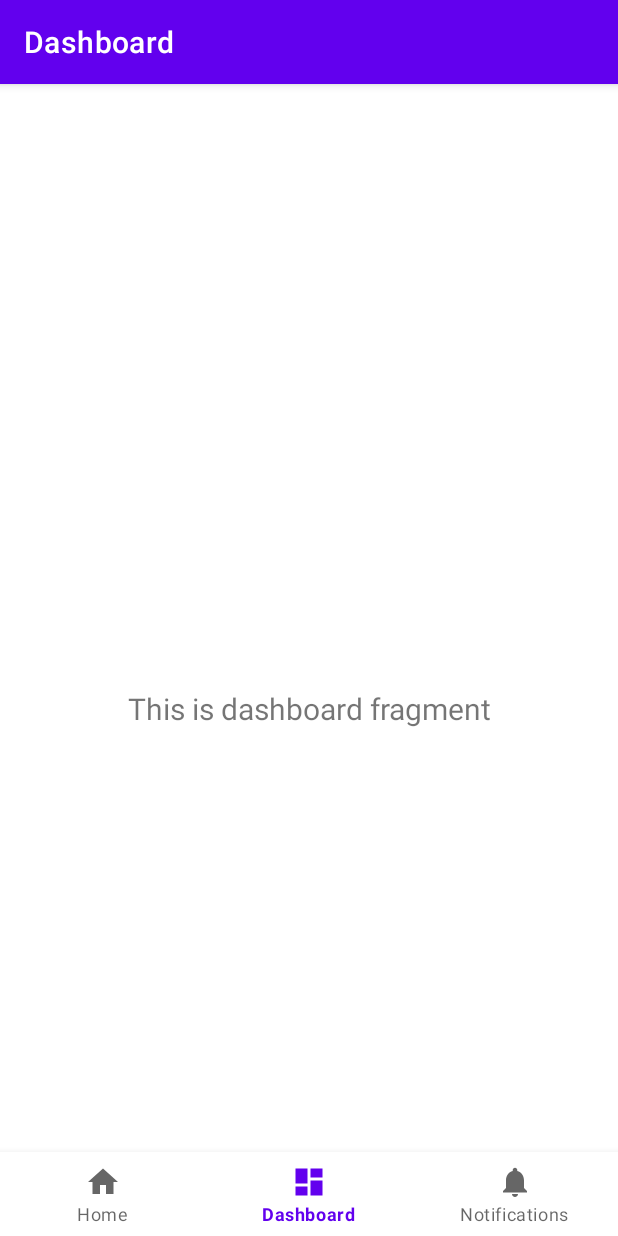
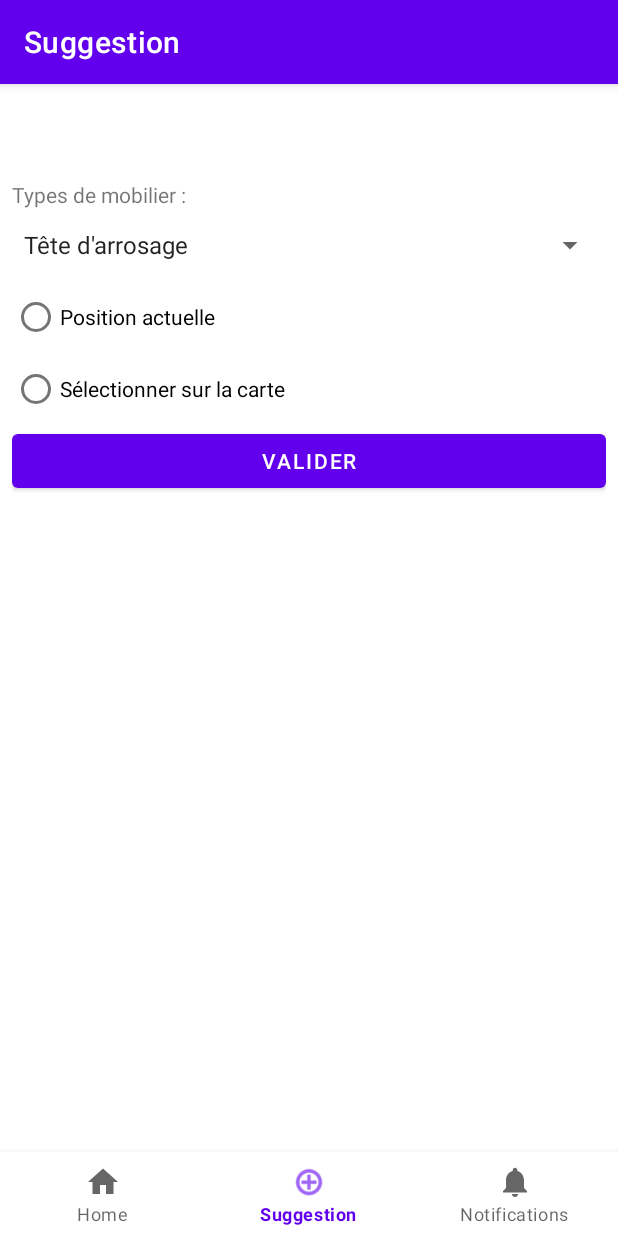
Before and after one commit to Ak-iu/SIG2022_APP, an Android app: the screen it shows after launch (MainActivity), item 2 of the bottom bar chosen, on a phone screen of 412 x 824 dp. Run offline under Robolectric (Android 15) with nearby library versions, the phone set to English and light mode, and no system bars; our stand-ins replace navigation-ui.

Commit message:
Suggestions remplace dashboard

```diff
--- a/app/src/main/java/com/example/sig2022_app/MainActivity.java
+++ b/app/src/main/java/com/example/sig2022_app/MainActivity.java
@@ -1,9 +1,7 @@
 package com.example.sig2022_app;
 
 import android.Manifest;
-import android.os.Build;
 import android.os.Bundle;
-import android.webkit.WebView;
 
 import com.google.android.material.bottomnavigation.BottomNavigationView;
 
@@ -31,7 +29,7 @@ public class MainActivity extends AppCompatActivity {
         // Passing each menu ID as a set of Ids because each
         // menu should be considered as top level destinations.
         AppBarConfiguration appBarConfiguration = new AppBarConfiguration.Builder(
-                R.id.navigation_home, R.id.navigation_dashboard, R.id.navigation_notifications)
+                R.id.navigation_home, R.id.navigation_suggestion, R.id.navigation_notifications)
                 .build();
         NavController navController = Navigation.findNavController(this, R.id.nav_host_fragment_activity_main);
         NavigationUI.setupActionBarWithNavController(this, navController, appBarConfiguration);
--- a/app/src/main/java/com/example/sig2022_app/WebAppInterface.java
+++ b/app/src/main/java/com/example/sig2022_app/WebAppInterface.java
@@ -1,25 +1,28 @@
 package com.example.sig2022_app;
 
-import android.content.Context;
 import android.content.Intent;
 import android.util.Log;
 import android.webkit.JavascriptInterface;
+
+import androidx.fragment.app.Fragment;
+
+import com.example.sig2022_app.ui.suggestion.SuggestionFragment;
 
 import org.json.JSONException;
 import org.json.JSONObject;
 
 public class WebAppInterface {
 
-    private final Context context;
+    private final Fragment fragment;
 
-    public WebAppInterface(Context context) {
-        this.context = context;
+    public WebAppInterface(Fragment fragment) {
+        this.fragment = fragment;
     }
 
     @JavascriptInterface
     public void sendDetailsPAV(String message) {
         try {
-            Intent intent = new Intent(context,DetailsPavActivity.class);
+            Intent intent = new Intent(fragment.getContext(),DetailsPavActivity.class);
             JSONObject json_pav = new JSONObject(message);
             intent.putExtra("objectid" , json_pav.getString("objectid"));
             intent.putExtra("modele_colonne" , json_pav.getString("modele_colonne"));
@@ -28,7 +31,7 @@ public class WebAppInterface {
             intent.putExtra("street_name" , json_pav.getString("street_name"));
             intent.putExtra("city_name" , json_pav.getString("city_name"));
             intent.putExtra("garbage_types", json_pav.getString("garbage_types"));
-            context.startActivity(intent);
+            fragment.getActivity().startActivity(intent);
         } catch (JSONException e) {
             Log.d("WebAppInterface",e.getMessage());
         }
@@ -37,13 +40,22 @@ public class WebAppInterface {
     @JavascriptInterface
     public void sendDetailsMobilier(String message) {
         try {
-            Intent intent = new Intent(context,DetailsMobilierActivity.class);
+            Intent intent = new Intent(fragment.getContext(),DetailsMobilierActivity.class);
             JSONObject json_pav = new JSONObject(message);
             intent.putExtra("objectid" , json_pav.getString("objectid"));
             intent.putExtra("descriptio" , json_pav.getString("descriptio"));
-            context.startActivity(intent);
+            fragment.getActivity().startActivity(intent);
         } catch (JSONException e) {
             Log.d("WebAppInterface",e.getMessage());
         }
     }
+
+    @JavascriptInterface
+    public void updatePos(String message) {
+        String[] split = message.split(",");
+        double lon = Double.parseDouble(split[0]);
+        double lat = Double.parseDouble(split[1]);
+        Log.d("lonlat",lon+";"+lat);
+        ((SuggestionFragment) fragment).updatePosMap(lon,lat);
+    }
 }
--- a/app/src/main/java/com/example/sig2022_app/ui/dashboard/DashboardFragment.java
+++ /dev/null
@@ -1,46 +0,0 @@
-package com.example.sig2022_app.ui.dashboard;
-
-import android.os.Bundle;
-import android.view.LayoutInflater;
-import android.view.View;
-import android.view.ViewGroup;
-import android.widget.TextView;
-
-import androidx.annotation.NonNull;
-import androidx.annotation.Nullable;
-import androidx.fragment.app.Fragment;
-import androidx.lifecycle.Observer;
-import androidx.lifecycle.ViewModelProvider;
-
-import com.example.sig2022_app.R;
-import com.example.sig2022_app.databinding.FragmentDashboardBinding;
-
-public class DashboardFragment extends Fragment {
-
-    private DashboardViewModel dashboardViewModel;
-    private FragmentDashboardBinding binding;
-
-    public View onCreateView(@NonNull LayoutInflater inflater,
-                             ViewGroup container, Bundle savedInstanceState) {
-        dashboardViewModel =
-                new ViewModelProvider(this).get(DashboardViewModel.class);
-
-        binding = FragmentDashboardBinding.inflate(inflater, container, false);
-        View root = binding.getRoot();
-
-        final TextView textView = binding.textDashboard;
-        dashboardViewModel.getText().observe(getViewLifecycleOwner(), new Observer<String>() {
-            @Override
-            public void onChanged(@Nullable String s) {
-                textView.setText(s);
-            }
-        });
-        return root;
-    }
-
-    @Override
-    public void onDestroyView() {
-        super.onDestroyView();
-        binding = null;
-    }
-}
--- a/app/src/main/java/com/example/sig2022_app/ui/home/HomeFragment.java
+++ b/app/src/main/java/com/example/sig2022_app/ui/home/HomeFragment.java
@@ -46,7 +46,7 @@ public class HomeFragment extends Fragment {
 
         WebView myWebView = (WebView) root.findViewById(R.id.map_webview);
         myWebView.getSettings().setJavaScriptEnabled(true);
-        myWebView.addJavascriptInterface(new WebAppInterface(binding.getRoot().getContext()), "Android");
+        myWebView.addJavascriptInterface(new WebAppInterface(this), "Android");
         myWebView.clearCache(true);
         myWebView.loadUrl("file:///android_asset/map_view.html");
 
--- /dev/null
+++ b/app/src/main/java/com/example/sig2022_app/ui/suggestion/SuggestionFragment.java
@@ -0,0 +1,140 @@
+package com.example.sig2022_app.ui.suggestion;
+
+import android.Manifest;
+import android.content.Context;
+import android.content.pm.PackageManager;
+import android.location.Location;
+import android.location.LocationManager;
+import android.os.Bundle;
+import android.util.Log;
+import android.view.LayoutInflater;
+import android.view.View;
+import android.view.ViewGroup;
+import android.webkit.WebView;
+import android.widget.ArrayAdapter;
+import android.widget.Spinner;
+import android.widget.Toast;
+
+import androidx.annotation.NonNull;
+import androidx.core.app.ActivityCompat;
+import androidx.fragment.app.Fragment;
+import androidx.lifecycle.ViewModelProvider;
+
+import com.example.sig2022_app.R;
+import com.example.sig2022_app.WebAppInterface;
+import com.example.sig2022_app.databinding.FragmentSuggestionBinding;
+
+public class SuggestionFragment extends Fragment {
+
+    private SuggestionViewModel suggestionViewModel;
+    private FragmentSuggestionBinding binding;
+
+    private double lon;
+    private double lat;
+    private boolean modifie;
+
+    public View onCreateView(@NonNull LayoutInflater inflater,
+                             ViewGroup container, Bundle savedInstanceState) {
+        suggestionViewModel =
+                new ViewModelProvider(this).get(SuggestionViewModel.class);
+
+        binding = FragmentSuggestionBinding.inflate(inflater, container, false);
+        View root = binding.getRoot();
+
+        Spinner spinner = root.findViewById(R.id.spinner_type);
+        ArrayAdapter<CharSequence> adapter = ArrayAdapter.createFromResource(root.getContext(), R.array.types_array, android.R.layout.simple_spinner_item);
+        adapter.setDropDownViewResource(android.R.layout.simple_spinner_dropdown_item);
+        spinner.setAdapter(adapter);
+
+        WebView webView = root.findViewById(R.id.map_pick_webview);
+        webView.getSettings().setJavaScriptEnabled(true);
+        webView.addJavascriptInterface(new WebAppInterface(this), "Android");
+        webView.clearCache(true);
+        webView.loadUrl("file:///android_asset/map_pick_view.html");
+
+        lon = 0;
+        lat = 0;
+        modifie = false;
+
+        root.findViewById(R.id.radioButton_pos_actuelle).setOnClickListener(this::onPosActuelleClick);
+        root.findViewById(R.id.radioButton_pos_manuelle).setOnClickListener(this::onPosManuelleClick);
+        root.findViewById(R.id.button_valider).setOnClickListener(this::valider);
+
+        return root;
+    }
+
+    @Override
+    public void onDestroyView() {
+        super.onDestroyView();
+        binding = null;
+    }
+
+    public void onPosActuelleClick(View view) {
+        view.getRootView().findViewById(R.id.map_pick_webview).setVisibility(View.INVISIBLE);
+
+        if (ActivityCompat.checkSelfPermission(view.getContext(), Manifest.permission.ACCESS_FINE_LOCATION) != PackageManager.PERMISSION_GRANTED
+                && ActivityCompat.checkSelfPermission(view.getContext(), Manifest.permission.ACCESS_COARSE_LOCATION) != PackageManager.PERMISSION_GRANTED) {
+            Toast.makeText(view.getContext(),"Permission d'accès au GPS refusée",Toast.LENGTH_LONG).show();
+            view.findViewById(R.id.radioButton_pos_actuelle).setActivated(false);
+            return;
+        }
+
+        LocationManager locationManager = (LocationManager) binding.getRoot().getContext().getSystemService(Context.LOCATION_SERVICE);
+        final boolean gpsEnabled = locationManager.isProviderEnabled(LocationManager.GPS_PROVIDER);
+        if (!gpsEnabled) {
+            Toast.makeText(view.getContext(),"Le GPS n'est pas activé",Toast.LENGTH_LONG).show();
+            view.findViewById(R.id.radioButton_pos_actuelle).setActivated(false);
+            return;
+        }
+        Location lastKnownLocation = locationManager.getLastKnownLocation(LocationManager.PASSIVE_PROVIDER);
+        lon = lastKnownLocation.getLongitude();
+        lat = lastKnownLocation.getLatitude();
+        modifie = true;
+    }
+
+    public void onPosManuelleClick(View view) {
+        view.getRootView().findViewById(R.id.map_pick_webview).setVisibility(View.VISIBLE);
+    }
+
+    public void updatePosMap(double lon, double lat) {
+        this.lon = lon;
+        this.lat = lat;
+        modifie = true;
+        Log.d("Position pick updated", lon+","+lat);
+    }
+
+    public void valider(View view) {
+        View root = view.getRootView();
+        if (!modifie) {
+            Toast.makeText(view.getContext(), "Veuillez sélectionner une position", Toast.LENGTH_LONG).show();
+            return;
+        }
+        String spinner_type = ((Spinner)root.findViewById(R.id.spinner_type)).getSelectedItem().toString();
+        String type = "";
+        switch (spinner_type) {
+            case "Tête d'arrosage" : type = "1S117"; break;
+            case "Banc public" : type = "3S111"; break;
+            case "Grille carrée arbre" : type = "3S098"; break;
+            case "Bac à fleurs rectangulaire" : type = "3S113"; break;
+            case "Jardinière ronde" : type = "2S112"; break;
+            case "Jeu d'enfant rectangulaire" : type = "3S115"; break;
+            case "Robinet ou vanne d'arrosage" : type = "1S119"; break;
+            case "Armoire d'arrosage" : type = "3S118"; break;
+            case "Jeu d'enfant rond" : type = "2S114"; break;
+            case "Statue, Monument" : type = "1S110"; break;
+            case "Grille ronde arbre" : type = "2S098"; break;
+            case "Jardinière suspendue" : type = "1S105"; break;
+            case "Colonne végétale" : type = "3S096"; break;
+            case "Jardinière sur poteau" : type = "1S106"; break;
+            case "Manège" : type = "2S116"; break;
+            case "Portique pour végétation" : type = "2S097"; break;
+            default: {
+                Toast.makeText(view.getContext(), "Veuillez sélectionner un type d'équipements", Toast.LENGTH_LONG).show();
+                return;
+            }
+        }
+        Log.d("Suggestion",type+";"+lon+";"+lat);
+        Toast.makeText(view.getContext(),"Suggestion enregistrée",Toast.LENGTH_LONG).show();
+        //TODO Envoyer à l'api
+    }
+}
--- a/app/src/main/java/com/example/sig2022_app/ui/dashboard/DashboardViewModel.java
+++ b/app/src/main/java/com/example/sig2022_app/ui/suggestion/SuggestionViewModel.java
@@ -1,16 +1,16 @@
-package com.example.sig2022_app.ui.dashboard;
+package com.example.sig2022_app.ui.suggestion;
 
 import androidx.lifecycle.LiveData;
 import androidx.lifecycle.MutableLiveData;
 import androidx.lifecycle.ViewModel;
 
-public class DashboardViewModel extends ViewModel {
+public class SuggestionViewModel extends ViewModel {
 
     private MutableLiveData<String> mText;
 
-    public DashboardViewModel() {
+    public SuggestionViewModel() {
         mText = new MutableLiveData<>();
-        mText.setValue("This is dashboard fragment");
+        mText.setValue("This is suggestion fragment");
     }
 
     public LiveData<String> getText() {
--- a/app/src/main/res/layout/fragment_dashboard.xml
+++ /dev/null
@@ -1,22 +0,0 @@
-<?xml version="1.0" encoding="utf-8"?>
-<androidx.constraintlayout.widget.ConstraintLayout xmlns:android="http://schemas.android.com/apk/res/android"
-    xmlns:app="http://schemas.android.com/apk/res-auto"
-    xmlns:tools="http://schemas.android.com/tools"
-    android:layout_width="match_parent"
-    android:layout_height="match_parent"
-    tools:context=".ui.dashboard.DashboardFragment">
-
-    <TextView
-        android:id="@+id/text_dashboard"
-        android:layout_width="match_parent"
-        android:layout_height="wrap_content"
-        android:layout_marginStart="8dp"
-        android:layout_marginTop="8dp"
-        android:layout_marginEnd="8dp"
-        android:textAlignment="center"
-        android:textSize="20sp"
-        app:layout_constraintBottom_toBottomOf="parent"
-        app:layout_constraintEnd_toEndOf="parent"
-        app:layout_constraintStart_toStartOf="parent"
-        app:layout_constraintTop_toTopOf="parent" />
-</androidx.constraintlayout.widget.ConstraintLayout>
--- /dev/null
+++ b/app/src/main/res/layout/fragment_suggestion.xml
@@ -0,0 +1,66 @@
+<?xml version="1.0" encoding="utf-8"?>
+<androidx.constraintlayout.widget.ConstraintLayout xmlns:android="http://schemas.android.com/apk/res/android"
+    xmlns:app="http://schemas.android.com/apk/res-auto"
+    xmlns:tools="http://schemas.android.com/tools"
+    android:layout_width="match_parent"
+    android:layout_height="match_parent"
+    tools:context=".ui.suggestion.SuggestionFragment">
+
+    <LinearLayout
+        android:layout_width="match_parent"
+        android:layout_height="match_parent"
+        android:layout_marginStart="8dp"
+        android:layout_marginTop="8dp"
+        android:layout_marginEnd="8dp"
+        android:layout_marginBottom="8dp"
+        android:orientation="vertical"
+        app:layout_constraintBottom_toBottomOf="parent"
+        app:layout_constraintEnd_toEndOf="parent"
+        app:layout_constraintStart_toStartOf="parent"
+        app:layout_constraintTop_toTopOf="parent">
+
+        <TextView
+            android:id="@+id/textView"
+            android:layout_width="match_parent"
+            android:layout_height="wrap_content"
+            android:text="@string/label_types" />
+
+        <Spinner
+            android:id="@+id/spinner_type"
+            android:layout_width="match_parent"
+            android:layout_height="wrap_content"
+            android:contentDescription="@string/type_de_mobiler"
+            android:minHeight="48dp"
+            android:spinnerMode="dialog" />
+
+        <RadioGroup
+            android:layout_width="match_parent"
+            android:layout_height="wrap_content">
+
+            <RadioButton
+                android:id="@+id/radioButton_pos_actuelle"
+                android:layout_width="match_parent"
+                android:layout_height="wrap_content"
+                android:text="@string/position_actuelle" />
+
+            <RadioButton
+                android:id="@+id/radioButton_pos_manuelle"
+                android:layout_width="match_parent"
+                android:layout_height="wrap_content"
+                android:text="@string/select_carte" />
+        </RadioGroup>
+
+        <Button
+            android:id="@+id/button_valider"
+            android:layout_width="match_parent"
+            android:layout_height="wrap_content"
+            android:text="@string/valider" />
+
+        <WebView
+            android:id="@+id/map_pick_webview"
+            android:layout_width="match_parent"
+            android:layout_height="match_parent"
+            android:visibility="invisible" />
+
+    </LinearLayout>
+</androidx.constraintlayout.widget.ConstraintLayout>
--- a/app/src/main/res/menu/bottom_nav_menu.xml
+++ b/app/src/main/res/menu/bottom_nav_menu.xml
@@ -7,9 +7,9 @@
         android:title="@string/title_home" />
 
     <item
-        android:id="@+id/navigation_dashboard"
-        android:icon="@drawable/ic_dashboard_black_24dp"
-        android:title="@string/title_dashboard" />
+        android:id="@+id/navigation_suggestion"
+        android:icon="@android:drawable/ic_menu_add"
+        android:title="@string/title_suggestion" />
 
     <item
         android:id="@+id/navigation_notifications"
--- a/app/src/main/res/navigation/mobile_navigation.xml
+++ b/app/src/main/res/navigation/mobile_navigation.xml
@@ -12,10 +12,10 @@
         tools:layout="@layout/fragment_home" />
 
     <fragment
-        android:id="@+id/navigation_dashboard"
-        android:name="com.example.sig2022_app.ui.dashboard.DashboardFragment"
-        android:label="@string/title_dashboard"
-        tools:layout="@layout/fragment_dashboard" />
+        android:id="@+id/navigation_suggestion"
+        android:name="com.example.sig2022_app.ui.suggestion.SuggestionFragment"
+        android:label="@string/title_suggestion"
+        tools:layout="@layout/fragment_suggestion" />
 
     <fragment
         android:id="@+id/navigation_notifications"
--- /dev/null
+++ b/app/src/main/res/values/arrays.xml
@@ -0,0 +1,21 @@
+<?xml version="1.0" encoding="utf-8"?>
+<resources>
+    <string-array name="types_array">
+        <item>Tête d\'arrosage</item>
+        <item>Banc public</item>
+        <item>Grille carrée arbre</item>
+        <item>Bac à fleurs rectangulaire</item>
+        <item>Jardinière ronde</item>
+        <item>Jeu d\'enfant rectangulaire</item>
+        <item>Robinet ou vanne d\'arrosage</item>
+        <item>Armoire d\'arrosage</item>
+        <item>Jeu d\'enfant rond</item>
+        <item>Statue, Monument</item>
+        <item>Grille ronde arbre</item>
+        <item>Jardinière suspendue</item>
+        <item>Colonne végétale</item>
+        <item>Jardinière sur poteau</item>
+        <item>Manège</item>
+        <item>Portique pour végétation</item>
+    </string-array>
+</resources>
--- a/app/src/main/res/values/strings.xml
+++ b/app/src/main/res/values/strings.xml
@@ -1,7 +1,7 @@
 <resources>
     <string name="app_name">SIG2022_APP</string>
     <string name="title_home">Home</string>
-    <string name="title_dashboard">Dashboard</string>
+    <string name="title_suggestion">Suggestion</string>
     <string name="title_notifications">Notifications</string>
 
     <string name="label_garbage_types">Types de déchets :</string>
@@ -21,4 +21,9 @@
     <string name="button">Signaler</string>
     <string name="hint_degradation">nature</string>
     <string name="erreur_nature_vide">Veuillez indiquer la nature de la dégradation</string>
+    <string name="label_types">Types de mobilier :</string>
+    <string name="type_de_mobiler">Type de mobiler</string>
+    <string name="position_actuelle">Position actuelle</string>
+    <string name="select_carte">Sélectionner sur la carte</string>
+    <string name="valider">Valider</string>
 </resources>
```
Also changed, not shown: 1 other file.
